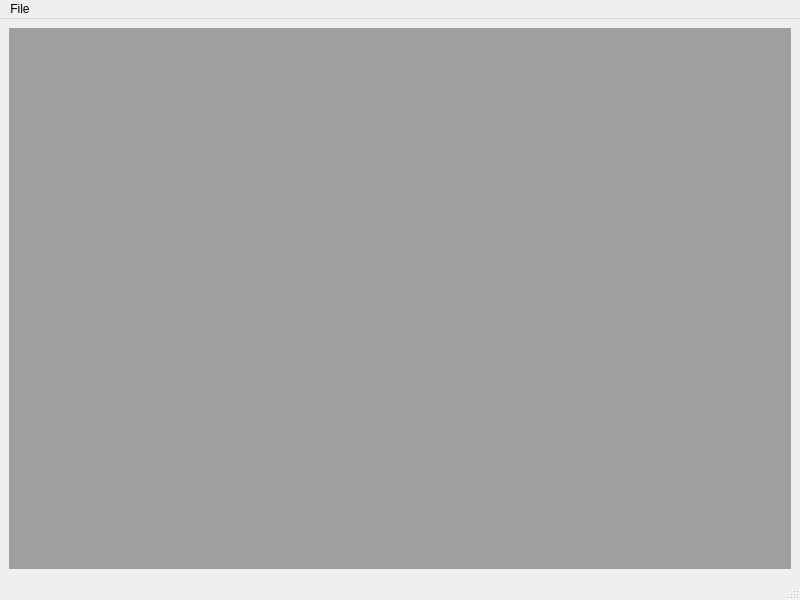
The window that math-mod/interpol/mainwindow.ui (Fat-Zer/semestr-6) describes before a commit, drawn with Qt 5.
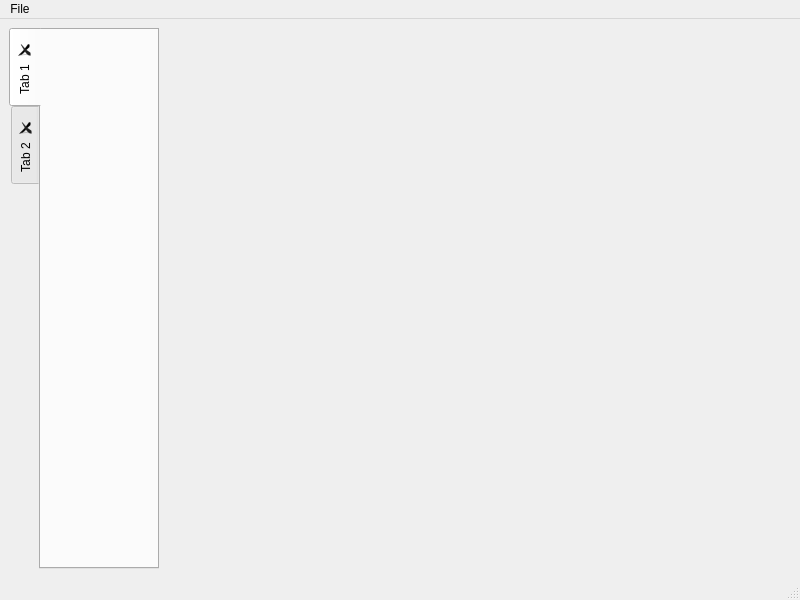
The same window after the commit.

Patch:
```diff
--- a/math-mod/interpol/mainwindow.ui
+++ b/math-mod/interpol/mainwindow.ui
@@ -22,7 +22,46 @@
   <widget class="QWidget" name="centralwidget">
    <layout class="QHBoxLayout" name="horizontalLayout_2">
     <item>
-     <widget class="QMdiArea" name="mdiArea"/>
+     <widget class="QTabWidget" name="docs">
+      <property name="sizePolicy">
+       <sizepolicy hsizetype="Preferred" vsizetype="Expanding">
+        <horstretch>0</horstretch>
+        <verstretch>0</verstretch>
+       </sizepolicy>
+      </property>
+      <property name="minimumSize">
+       <size>
+        <width>150</width>
+        <height>0</height>
+       </size>
+      </property>
+      <property name="tabPosition">
+       <enum>QTabWidget::West</enum>
+      </property>
+      <property name="tabsClosable">
+       <bool>true</bool>
+      </property>
+      <widget class="QWidget" name="tab">
+       <attribute name="title">
+        <string>Tab 1</string>
+       </attribute>
+      </widget>
+      <widget class="QWidget" name="tab_2">
+       <attribute name="title">
+        <string>Tab 2</string>
+       </attribute>
+      </widget>
+     </widget>
+    </item>
+    <item>
+     <widget class="QWidget" name="drawArea" native="true">
+      <property name="sizePolicy">
+       <sizepolicy hsizetype="Expanding" vsizetype="Preferred">
+        <horstretch>0</horstretch>
+        <verstretch>0</verstretch>
+       </sizepolicy>
+      </property>
+     </widget>
     </item>
    </layout>
   </widget>
```
Left out of the diff: 2 changed lines with no effect on the pictures.
